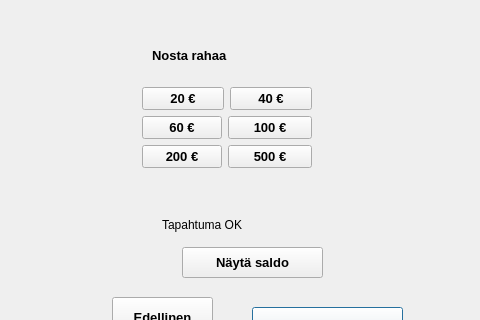
ssaukkonen/BankSimul_ryhma_31, file qt_frontend/ATM/nosto.ui: the form before one commit; both pictures show x 128 to 608 and y 153 to 473 of the 800 by 600 pixel window.
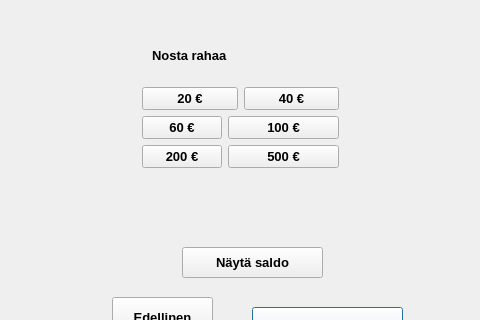
The form after the commit.

Commit message: Nosto luotu

```diff
--- a/qt_frontend/ATM/nosto.ui
+++ b/qt_frontend/ATM/nosto.ui
@@ -103,7 +103,7 @@
     </rect>
    </property>
    <property name="text">
-    <string>Tapahtuma OK</string>
+    <string/>
    </property>
   </widget>
   <widget class="QPushButton" name="pushButton_9">
@@ -131,8 +131,8 @@
     <rect>
      <x>270</x>
      <y>240</y>
-     <width>170</width>
-     <height>106</height>
+     <width>197</width>
+     <height>108</height>
     </rect>
    </property>
    <layout class="QFormLayout" name="formLayout">
```
Left out of the diff: 18 changed lines with no effect on the pictures. The commit also changes 14 other files.
